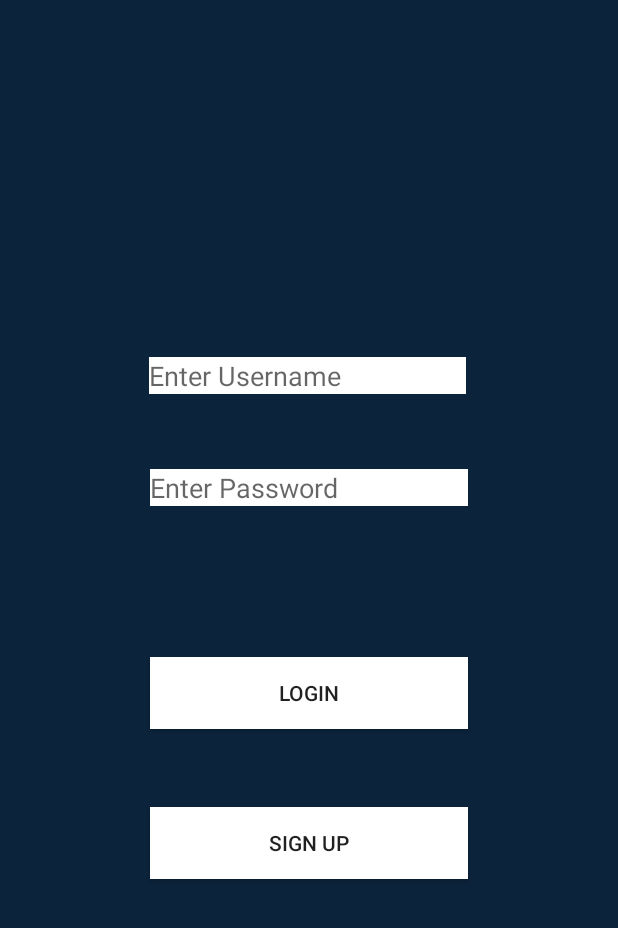
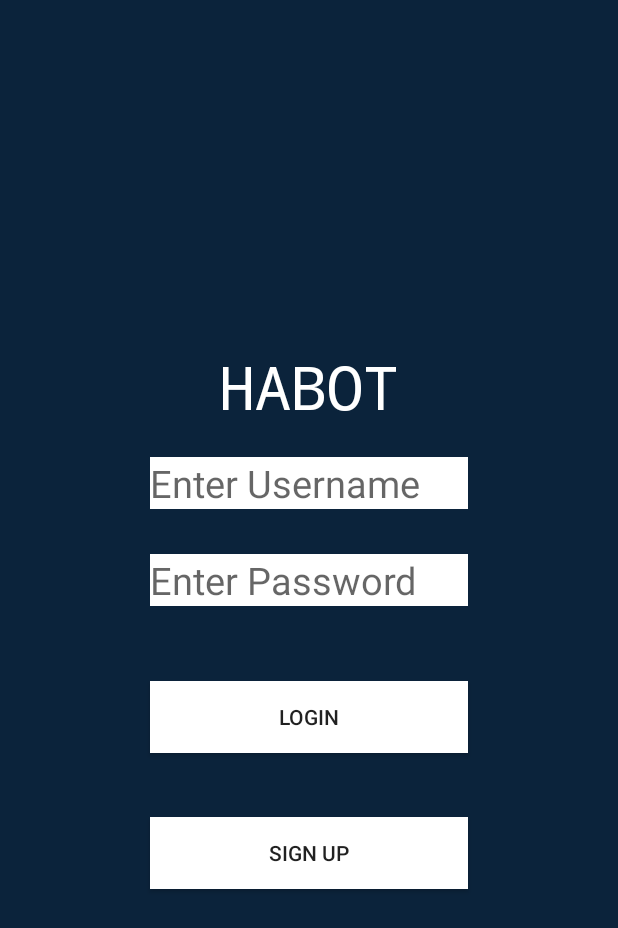
Before and after one commit to CMPUT301F21T24/Habot, an Android app: the screen it shows after launch (LoginActivity), on a phone screen of 412 x 824 dp. Shown: the top 928 px of the screen. Run offline under Robolectric (Android 15) with nearby library versions, the phone set to English and light mode, and no system bars.

Commit message:
update Haowei & kli 3:47

```diff
--- a/Habot/app/src/main/res/layout/login.xml
+++ b/Habot/app/src/main/res/layout/login.xml
@@ -7,15 +7,34 @@
     android:background="#0B233B"
     android:backgroundTint="#0B233B" >
 
+    <TextView
+        android:id="@+id/textView"
+        android:layout_width="wrap_content"
+        android:layout_height="wrap_content"
+        android:layout_above="@+id/UsernameLogin"
+        android:layout_alignParentStart="true"
+        android:layout_alignParentEnd="true"
+        android:layout_marginStart="100dp"
+        android:layout_marginEnd="100dp"
+        android:layout_marginBottom="20dp"
+        android:fontFamily="monospace"
+        android:includeFontPadding="true"
+        android:text="HABOT"
+        android:textAlignment="center"
+        android:textAllCaps="true"
+        android:textAppearance="@style/TextAppearance.AppCompat.Body1"
+        android:textColor="@color/white"
+        android:textSize="40sp" />
+
     <Button
         android:id="@+id/log_in_button"
         android:layout_width="wrap_content"
         android:layout_height="wrap_content"
+        android:layout_below="@+id/PasswordLogin"
         android:layout_alignParentStart="true"
-        android:layout_alignParentTop="true"
         android:layout_alignParentEnd="true"
         android:layout_marginStart="100dp"
-        android:layout_marginTop="200dp"
+        android:layout_marginTop="50dp"
         android:layout_marginEnd="100dp"
         android:background="@android:color/background_light"
         android:text="Login" />
@@ -28,7 +47,7 @@
         android:layout_alignParentTop="true"
         android:layout_alignParentEnd="true"
         android:layout_marginStart="100dp"
-            android:layout_marginTop="300dp"
+        android:layout_marginTop="240dp"
         android:layout_marginEnd="100dp"
         android:background="@android:color/background_light"
         android:text="Sign Up" />
@@ -39,13 +58,14 @@
         android:layout_height="wrap_content"
         android:layout_alignParentStart="true"
         android:layout_alignParentEnd="true"
-        android:layout_marginStart="99dp"
-        android:layout_marginEnd="101dp"
+        android:layout_marginStart="100dp"
+        android:layout_marginEnd="100dp"
+        android:background="@color/white"
         android:ems="10"
         android:hint="Enter Username"
         android:inputType="textPersonName"
         android:textColor="@color/black"
-        android:background="@color/white" />
+        android:textSize="25sp" />
 
     <EditText
         android:id="@+id/PasswordLogin"
@@ -55,12 +75,13 @@
         android:layout_alignParentStart="true"
         android:layout_alignParentEnd="true"
         android:layout_marginStart="100dp"
-        android:layout_marginTop="50dp"
+        android:layout_marginTop="30dp"
         android:layout_marginEnd="100dp"
+        android:background="@color/white"
         android:ems="10"
         android:hint="Enter Password"
         android:inputType="textPersonName"
         android:textColor="@color/black"
-        android:background="@color/white"/>
+        android:textSize="25sp" />
 
 </RelativeLayout>
```
Lines whose indentation alone changed are shown as unchanged.
